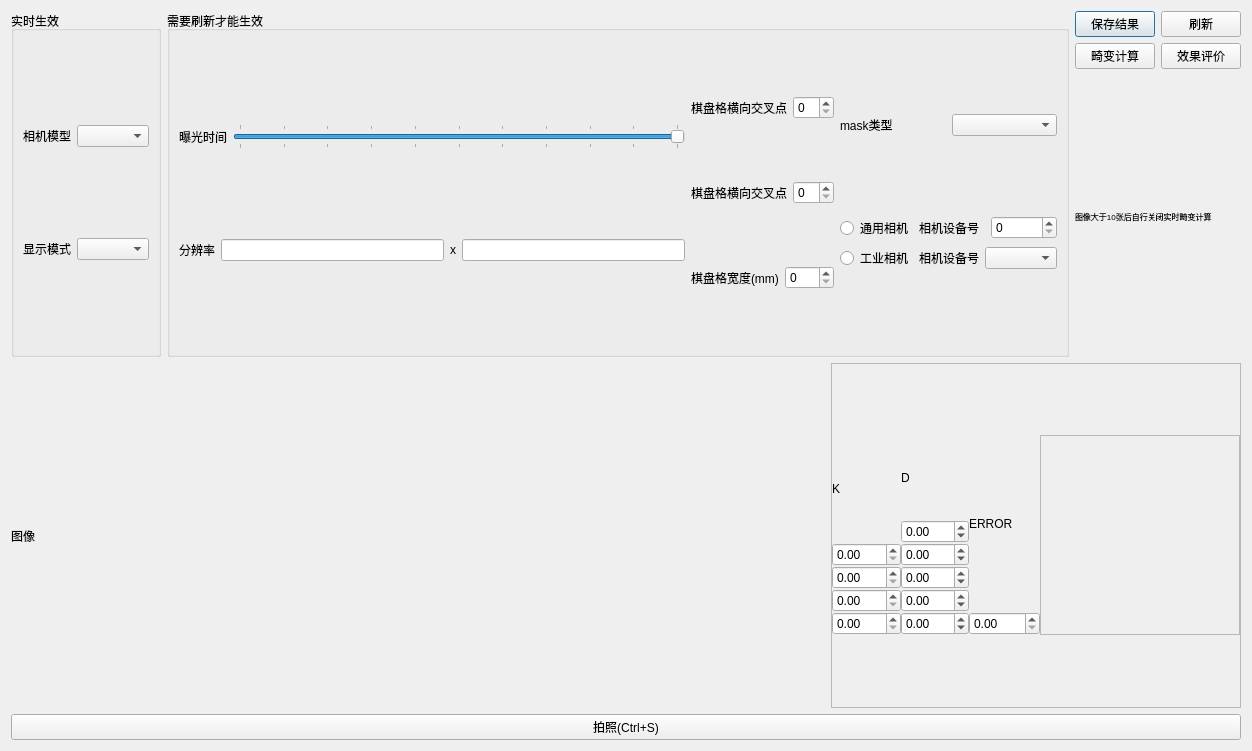
This is ui/camera.ui in wqhot/ZNTKGUI as Qt 5 draws it before an edit. The edited form follows.
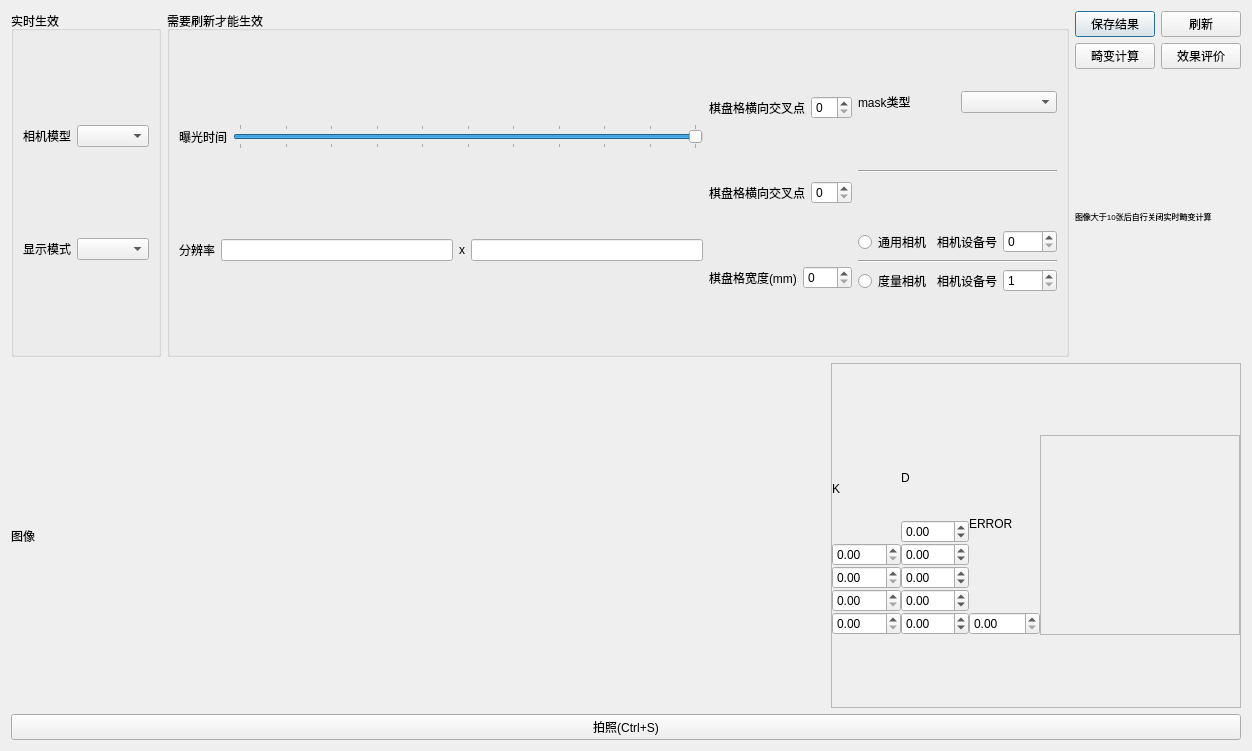
This is the edited form. Icons and pictures are not drawn.

Commit message: feature: Nokov相机支持

```diff
--- a/ui/camera.ui
+++ b/ui/camera.ui
@@ -205,6 +205,13 @@
             </item>
            </layout>
           </item>
+          <item>
+           <widget class="Line" name="line_2">
+            <property name="orientation">
+             <enum>Qt::Horizontal</enum>
+            </property>
+           </widget>
+          </item>
           <item>
            <layout class="QVBoxLayout" name="verticalLayout_11">
             <item>
@@ -232,12 +239,19 @@
               </item>
              </layout>
             </item>
+            <item>
+             <widget class="Line" name="line">
+              <property name="orientation">
+               <enum>Qt::Horizontal</enum>
+              </property>
+             </widget>
+            </item>
             <item>
              <layout class="QHBoxLayout" name="horizontalLayout_18">
               <item>
                <widget class="QRadioButton" name="radioButtonHGDL">
                 <property name="text">
-                 <string>工业相机</string>
+                 <string>度量相机</string>
                 </property>
                </widget>
               </item>
@@ -249,7 +263,14 @@
                </widget>
               </item>
               <item>
-               <widget class="QComboBox" name="comboBoxHGDL"/>
+               <widget class="QSpinBox" name="spinBox_cameraid_2">
+                <property name="minimum">
+                 <number>1</number>
+                </property>
+                <property name="maximum">
+                 <number>254</number>
+                </property>
+               </widget>
               </item>
              </layout>
             </item>
```
The commit also changes 9 other files.
